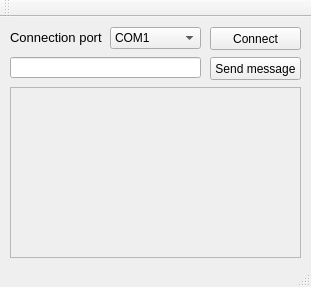
Old version of the form mainwindow.ui in the repository Evrei-XD/Service_utility.
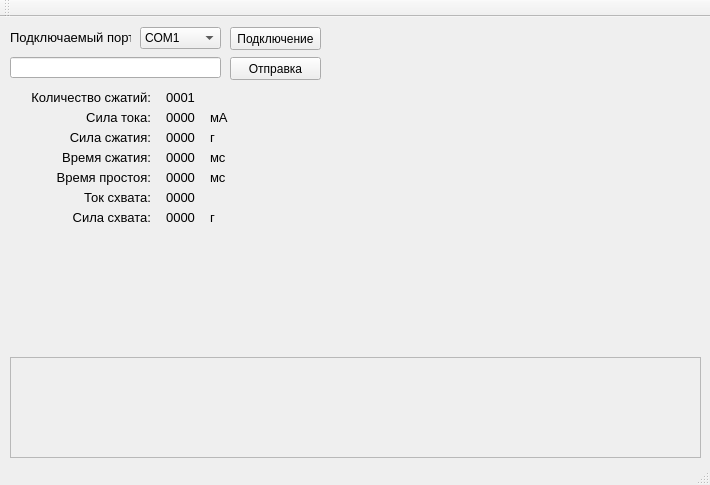
New version of the form.

Patch:
```diff
--- a/mainwindow.ui
+++ b/mainwindow.ui
@@ -6,8 +6,8 @@
    <rect>
     <x>0</x>
     <y>0</y>
-    <width>311</width>
-    <height>287</height>
+    <width>710</width>
+    <height>485</height>
    </rect>
   </property>
   <property name="windowTitle">
@@ -17,14 +17,14 @@
    <widget class="QPushButton" name="send_message">
     <property name="geometry">
      <rect>
-      <x>210</x>
+      <x>230</x>
       <y>40</y>
       <width>91</width>
       <height>23</height>
      </rect>
     </property>
     <property name="text">
-     <string>Send message</string>
+     <string>Отправка</string>
     </property>
    </widget>
    <widget class="QLineEdit" name="edit_line">
@@ -32,7 +32,7 @@
      <rect>
       <x>10</x>
       <y>40</y>
-      <width>191</width>
+      <width>211</width>
       <height>21</height>
      </rect>
     </property>
@@ -41,9 +41,9 @@
     <property name="geometry">
      <rect>
       <x>10</x>
-      <y>70</y>
-      <width>291</width>
-      <height>171</height>
+      <y>340</y>
+      <width>691</width>
+      <height>101</height>
      </rect>
     </property>
     <property name="widgetResizable">
@@ -54,8 +54,8 @@
       <rect>
        <x>0</x>
        <y>0</y>
-       <width>289</width>
-       <height>169</height>
+       <width>689</width>
+       <height>99</height>
       </rect>
      </property>
      <layout class="QVBoxLayout" name="verticalLayout">
@@ -95,9 +95,9 @@
    <widget class="QComboBox" name="selection_com_port">
     <property name="geometry">
      <rect>
-      <x>110</x>
+      <x>140</x>
       <y>10</y>
-      <width>91</width>
+      <width>81</width>
       <height>22</height>
      </rect>
     </property>
@@ -186,14 +186,14 @@
    <widget class="QPushButton" name="connect_button">
     <property name="geometry">
      <rect>
-      <x>210</x>
+      <x>230</x>
       <y>10</y>
       <width>91</width>
       <height>23</height>
      </rect>
     </property>
     <property name="text">
-     <string>Connect</string>
+     <string>Подключение</string>
     </property>
    </widget>
    <widget class="QLabel" name="info_com_port">
@@ -204,7 +204,7 @@
      <rect>
       <x>10</x>
       <y>10</y>
-      <width>101</width>
+      <width>121</width>
       <height>21</height>
      </rect>
     </property>
@@ -229,7 +229,748 @@
      <enum>Qt::LeftToRight</enum>
     </property>
     <property name="text">
-     <string>Connection port</string>
+     <string>Подключаемый порт</string>
+    </property>
+   </widget>
+   <widget class="QLabel" name="info_com_port_2">
+    <property name="enabled">
+     <bool>true</bool>
+    </property>
+    <property name="geometry">
+     <rect>
+      <x>10</x>
+      <y>70</y>
+      <width>141</width>
+      <height>21</height>
+     </rect>
+    </property>
+    <property name="sizePolicy">
+     <sizepolicy hsizetype="Fixed" vsizetype="Fixed">
+      <horstretch>0</horstretch>
+      <verstretch>0</verstretch>
+     </sizepolicy>
+    </property>
+    <property name="font">
+     <font>
+      <family>Segoe UI Symbol</family>
+      <pointsize>10</pointsize>
+      <weight>50</weight>
+      <bold>false</bold>
+     </font>
+    </property>
+    <property name="contextMenuPolicy">
+     <enum>Qt::NoContextMenu</enum>
+    </property>
+    <property name="layoutDirection">
+     <enum>Qt::LeftToRight</enum>
+    </property>
+    <property name="text">
+     <string>Количество сжатий:</string>
+    </property>
+    <property name="alignment">
+     <set>Qt::AlignRight|Qt::AlignTrailing|Qt::AlignVCenter</set>
+    </property>
+   </widget>
+   <widget class="QLabel" name="info_com_port_3">
+    <property name="enabled">
+     <bool>true</bool>
+    </property>
+    <property name="geometry">
+     <rect>
+      <x>10</x>
+      <y>90</y>
+      <width>141</width>
+      <height>21</height>
+     </rect>
+    </property>
+    <property name="sizePolicy">
+     <sizepolicy hsizetype="Fixed" vsizetype="Fixed">
+      <horstretch>0</horstretch>
+      <verstretch>0</verstretch>
+     </sizepolicy>
+    </property>
+    <property name="font">
+     <font>
+      <family>Segoe UI Symbol</family>
+      <pointsize>10</pointsize>
+      <weight>50</weight>
+      <bold>false</bold>
+     </font>
+    </property>
+    <property name="contextMenuPolicy">
+     <enum>Qt::NoContextMenu</enum>
+    </property>
+    <property name="layoutDirection">
+     <enum>Qt::LeftToRight</enum>
+    </property>
+    <property name="text">
+     <string>Сила тока:</string>
+    </property>
+    <property name="alignment">
+     <set>Qt::AlignRight|Qt::AlignTrailing|Qt::AlignVCenter</set>
+    </property>
+   </widget>
+   <widget class="QLabel" name="info_com_port_4">
+    <property name="enabled">
+     <bool>true</bool>
+    </property>
+    <property name="geometry">
+     <rect>
+      <x>10</x>
+      <y>110</y>
+      <width>141</width>
+      <height>21</height>
+     </rect>
+    </property>
+    <property name="sizePolicy">
+     <sizepolicy hsizetype="Fixed" vsizetype="Fixed">
+      <horstretch>0</horstretch>
+      <verstretch>0</verstretch>
+     </sizepolicy>
+    </property>
+    <property name="font">
+     <font>
+      <family>Segoe UI Symbol</family>
+      <pointsize>10</pointsize>
+      <weight>50</weight>
+      <bold>false</bold>
+     </font>
+    </property>
+    <property name="contextMenuPolicy">
+     <enum>Qt::NoContextMenu</enum>
+    </property>
+    <property name="layoutDirection">
+     <enum>Qt::LeftToRight</enum>
+    </property>
+    <property name="text">
+     <string>Сила сжатия:</string>
+    </property>
+    <property name="alignment">
+     <set>Qt::AlignRight|Qt::AlignTrailing|Qt::AlignVCenter</set>
+    </property>
+   </widget>
+   <widget class="QLabel" name="info_com_port_5">
+    <property name="enabled">
+     <bool>true</bool>
+    </property>
+    <property name="geometry">
+     <rect>
+      <x>10</x>
+      <y>130</y>
+      <width>141</width>
+      <height>21</height>
+     </rect>
+    </property>
+    <property name="sizePolicy">
+     <sizepolicy hsizetype="Fixed" vsizetype="Fixed">
+      <horstretch>0</horstretch>
+      <verstretch>0</verstretch>
+     </sizepolicy>
+    </property>
+    <property name="font">
+     <font>
+      <family>Segoe UI Symbol</family>
+      <pointsize>10</pointsize>
+      <weight>50</weight>
+      <bold>false</bold>
+     </font>
+    </property>
+    <property name="contextMenuPolicy">
+     <enum>Qt::NoContextMenu</enum>
+    </property>
+    <property name="layoutDirection">
+     <enum>Qt::LeftToRight</enum>
+    </property>
+    <property name="text">
+     <string>Время сжатия:</string>
+    </property>
+    <property name="alignment">
+     <set>Qt::AlignRight|Qt::AlignTrailing|Qt::AlignVCenter</set>
+    </property>
+   </widget>
+   <widget class="QLabel" name="info_com_port_6">
+    <property name="enabled">
+     <bool>true</bool>
+    </property>
+    <property name="geometry">
+     <rect>
+      <x>10</x>
+      <y>150</y>
+      <width>141</width>
+      <height>21</height>
+     </rect>
+    </property>
+    <property name="sizePolicy">
+     <sizepolicy hsizetype="Fixed" vsizetype="Fixed">
+      <horstretch>0</horstretch>
+      <verstretch>0</verstretch>
+     </sizepolicy>
+    </property>
+    <property name="font">
+     <font>
+      <family>Segoe UI Symbol</family>
+      <pointsize>10</pointsize>
+      <weight>50</weight>
+      <bold>false</bold>
+     </font>
+    </property>
+    <property name="contextMenuPolicy">
+     <enum>Qt::NoContextMenu</enum>
+    </property>
+    <property name="layoutDirection">
+     <enum>Qt::LeftToRight</enum>
+    </property>
+    <property name="text">
+     <string>Время простоя:</string>
+    </property>
+    <property name="alignment">
+     <set>Qt::AlignRight|Qt::AlignTrailing|Qt::AlignVCenter</set>
+    </property>
+   </widget>
+   <widget class="QLabel" name="info_com_port_7">
+    <property name="enabled">
+     <bool>true</bool>
+    </property>
+    <property name="geometry">
+     <rect>
+      <x>10</x>
+      <y>170</y>
+      <width>141</width>
+      <height>21</height>
+     </rect>
+    </property>
+    <property name="sizePolicy">
+     <sizepolicy hsizetype="Fixed" vsizetype="Fixed">
+      <horstretch>0</horstretch>
+      <verstretch>0</verstretch>
+     </sizepolicy>
+    </property>
+    <property name="font">
+     <font>
+      <family>Segoe UI Symbol</family>
+      <pointsize>10</pointsize>
+      <weight>50</weight>
+      <bold>false</bold>
+     </font>
+    </property>
+    <property name="contextMenuPolicy">
+     <enum>Qt::NoContextMenu</enum>
+    </property>
+    <property name="layoutDirection">
+     <enum>Qt::LeftToRight</enum>
+    </property>
+    <property name="text">
+     <string>Ток схвата:</string>
+    </property>
+    <property name="alignment">
+     <set>Qt::AlignRight|Qt::AlignTrailing|Qt::AlignVCenter</set>
+    </property>
+   </widget>
+   <widget class="QLabel" name="info_com_port_8">
+    <property name="enabled">
+     <bool>true</bool>
+    </property>
+    <property name="geometry">
+     <rect>
+      <x>10</x>
+      <y>190</y>
+      <width>141</width>
+      <height>21</height>
+     </rect>
+    </property>
+    <property name="sizePolicy">
+     <sizepolicy hsizetype="Fixed" vsizetype="Fixed">
+      <horstretch>0</horstretch>
+      <verstretch>0</verstretch>
+     </sizepolicy>
+    </property>
+    <property name="font">
+     <font>
+      <family>Segoe UI Symbol</family>
+      <pointsize>10</pointsize>
+      <weight>50</weight>
+      <bold>false</bold>
+     </font>
+    </property>
+    <property name="contextMenuPolicy">
+     <enum>Qt::NoContextMenu</enum>
+    </property>
+    <property name="layoutDirection">
+     <enum>Qt::LeftToRight</enum>
+    </property>
+    <property name="text">
+     <string>Сила схвата:</string>
+    </property>
+    <property name="alignment">
+     <set>Qt::AlignRight|Qt::AlignTrailing|Qt::AlignVCenter</set>
+    </property>
+   </widget>
+   <widget class="QLabel" name="receive_shakes_number">
+    <property name="enabled">
+     <bool>true</bool>
+    </property>
+    <property name="geometry">
+     <rect>
+      <x>160</x>
+      <y>70</y>
+      <width>41</width>
+      <height>21</height>
+     </rect>
+    </property>
+    <property name="sizePolicy">
+     <sizepolicy hsizetype="Fixed" vsizetype="Fixed">
+      <horstretch>0</horstretch>
+      <verstretch>0</verstretch>
+     </sizepolicy>
+    </property>
+    <property name="font">
+     <font>
+      <family>Segoe UI Symbol</family>
+      <pointsize>10</pointsize>
+      <weight>50</weight>
+      <bold>false</bold>
+     </font>
+    </property>
+    <property name="contextMenuPolicy">
+     <enum>Qt::NoContextMenu</enum>
+    </property>
+    <property name="layoutDirection">
+     <enum>Qt::LeftToRight</enum>
+    </property>
+    <property name="text">
+     <string>0001</string>
+    </property>
+    <property name="alignment">
+     <set>Qt::AlignCenter</set>
+    </property>
+   </widget>
+   <widget class="QLabel" name="receive_current">
+    <property name="enabled">
+     <bool>true</bool>
+    </property>
+    <property name="geometry">
+     <rect>
+      <x>160</x>
+      <y>90</y>
+      <width>41</width>
+      <height>21</height>
+     </rect>
+    </property>
+    <property name="sizePolicy">
+     <sizepolicy hsizetype="Fixed" vsizetype="Fixed">
+      <horstretch>0</horstretch>
+      <verstretch>0</verstretch>
+     </sizepolicy>
+    </property>
+    <property name="font">
+     <font>
+      <family>Segoe UI Symbol</family>
+      <pointsize>10</pointsize>
+      <weight>50</weight>
+      <bold>false</bold>
+     </font>
+    </property>
+    <property name="contextMenuPolicy">
+     <enum>Qt::NoContextMenu</enum>
+    </property>
+    <property name="layoutDirection">
+     <enum>Qt::LeftToRight</enum>
+    </property>
+    <property name="text">
+     <string>0000</string>
+    </property>
+    <property name="alignment">
+     <set>Qt::AlignCenter</set>
+    </property>
+   </widget>
+   <widget class="QLabel" name="receive_strength">
+    <property name="enabled">
+     <bool>true</bool>
+    </property>
+    <property name="geometry">
+     <rect>
+      <x>160</x>
+      <y>110</y>
+      <width>41</width>
+      <height>21</height>
+     </rect>
+    </property>
+    <property name="sizePolicy">
+     <sizepolicy hsizetype="Fixed" vsizetype="Fixed">
+      <horstretch>0</horstretch>
+      <verstretch>0</verstretch>
+     </sizepolicy>
+    </property>
+    <property name="font">
+     <font>
+      <family>Segoe UI Symbol</family>
+      <pointsize>10</pointsize>
+      <weight>50</weight>
+      <bold>false</bold>
+     </font>
+    </property>
+    <property name="contextMenuPolicy">
+     <enum>Qt::NoContextMenu</enum>
+    </property>
+    <property name="layoutDirection">
+     <enum>Qt::LeftToRight</enum>
+    </property>
+    <property name="text">
+     <string>0000</string>
+    </property>
+    <property name="alignment">
+     <set>Qt::AlignCenter</set>
+    </property>
+   </widget>
+   <widget class="QLabel" name="receive_shake_time">
+    <property name="enabled">
+     <bool>true</bool>
+    </property>
+    <property name="geometry">
+     <rect>
+      <x>160</x>
+      <y>130</y>
+      <width>41</width>
+      <height>21</height>
+     </rect>
+    </property>
+    <property name="sizePolicy">
+     <sizepolicy hsizetype="Fixed" vsizetype="Fixed">
+      <horstretch>0</horstretch>
+      <verstretch>0</verstretch>
+     </sizepolicy>
+    </property>
+    <property name="font">
+     <font>
+      <family>Segoe UI Symbol</family>
+      <pointsize>10</pointsize>
+      <weight>50</weight>
+      <bold>false</bold>
+     </font>
+    </property>
+    <property name="contextMenuPolicy">
+     <enum>Qt::NoContextMenu</enum>
+    </property>
+    <property name="layoutDirection">
+     <enum>Qt::LeftToRight</enum>
+    </property>
+    <property name="text">
+     <string>0000</string>
+    </property>
+    <property name="alignment">
+     <set>Qt::AlignCenter</set>
+    </property>
+   </widget>
+   <widget class="QLabel" name="receive_cool_time">
+    <property name="enabled">
+     <bool>true</bool>
+    </property>
+    <property name="geometry">
+     <rect>
+      <x>160</x>
+      <y>150</y>
+      <width>41</width>
+      <height>21</height>
+     </rect>
+    </property>
+    <property name="sizePolicy">
+     <sizepolicy hsizetype="Fixed" vsizetype="Fixed">
+      <horstretch>0</horstretch>
+      <verstretch>0</verstretch>
+     </sizepolicy>
+    </property>
+    <property name="font">
+     <font>
+      <family>Segoe UI Symbol</family>
+      <pointsize>10</pointsize>
+      <weight>50</weight>
+      <bold>false</bold>
+     </font>
+    </property>
+    <property name="contextMenuPolicy">
+     <enum>Qt::NoContextMenu</enum>
+    </property>
+    <property name="layoutDirection">
+     <enum>Qt::LeftToRight</enum>
+    </property>
+    <property name="text">
+     <string>0000</string>
+    </property>
+    <property name="alignment">
+     <set>Qt::AlignCenter</set>
+    </property>
+   </widget>
+   <widget class="QLabel" name="receive_stop_current">
+    <property name="enabled">
+     <bool>true</bool>
+    </property>
+    <property name="geometry">
+     <rect>
+      <x>160</x>
+      <y>170</y>
+      <width>41</width>
+      <height>21</height>
+     </rect>
+    </property>
+    <property name="sizePolicy">
+     <sizepolicy hsizetype="Fixed" vsizetype="Fixed">
+      <horstretch>0</horstretch>
+      <verstretch>0</verstretch>
+     </sizepolicy>
+    </property>
+    <property name="font">
+     <font>
+      <family>Segoe UI Symbol</family>
+      <pointsize>10</pointsize>
+      <weight>50</weight>
+      <bold>false</bold>
+     </font>
+    </property>
+    <property name="contextMenuPolicy">
+     <enum>Qt::NoContextMenu</enum>
+    </property>
+    <property name="layoutDirection">
+     <enum>Qt::LeftToRight</enum>
+    </property>
+    <property name="text">
+     <string>0000</string>
+    </property>
+    <property name="alignment">
+     <set>Qt::AlignCenter</set>
+    </property>
+   </widget>
+   <widget class="QLabel" name="receive_stop_strenghth">
+    <property name="enabled">
+     <bool>true</bool>
+    </property>
+    <property name="geometry">
+     <rect>
+      <x>160</x>
+      <y>190</y>
+      <width>41</width>
+      <height>21</height>
+     </rect>
+    </property>
+    <property name="sizePolicy">
+     <sizepolicy hsizetype="Fixed" vsizetype="Fixed">
+      <horstretch>0</horstretch>
+      <verstretch>0</verstretch>
+     </sizepolicy>
+    </property>
+    <property name="font">
+     <font>
+      <family>Segoe UI Symbol</family>
+      <pointsize>10</pointsize>
+      <weight>50</weight>
+      <bold>false</bold>
+     </font>
+    </property>
+    <property name="contextMenuPolicy">
+     <enum>Qt::NoContextMenu</enum>
+    </property>
+    <property name="layoutDirection">
+     <enum>Qt::LeftToRight</enum>
+    </property>
+    <property name="text">
+     <string>0000</string>
+    </property>
+    <property name="alignment">
+     <set>Qt::AlignCenter</set>
+    </property>
+   </widget>
+   <widget class="QLabel" name="info_com_port_16">
+    <property name="enabled">
+     <bool>true</bool>
+    </property>
+    <property name="geometry">
+     <rect>
+      <x>210</x>
+      <y>90</y>
+      <width>51</width>
+      <height>21</height>
+     </rect>
+    </property>
+    <property name="sizePolicy">
+     <sizepolicy hsizetype="Fixed" vsizetype="Fixed">
+      <horstretch>0</horstretch>
+      <verstretch>0</verstretch>
+     </sizepolicy>
+    </property>
+    <property name="font">
+     <font>
+      <family>Segoe UI Symbol</family>
+      <pointsize>10</pointsize>
+      <weight>50</weight>
+      <bold>false</bold>
+     </font>
+    </property>
+    <property name="contextMenuPolicy">
+     <enum>Qt::NoContextMenu</enum>
+    </property>
+    <property name="layoutDirection">
+     <enum>Qt::LeftToRight</enum>
+    </property>
+    <property name="text">
+     <string>мА</string>
+    </property>
+    <property name="alignment">
+     <set>Qt::AlignLeading|Qt::AlignLeft|Qt::AlignVCenter</set>
+    </property>
+   </widget>
+   <widget class="QLabel" name="info_com_port_17">
+    <property name="enabled">
+     <bool>true</bool>
+    </property>
+    <property name="geometry">
+     <rect>
+      <x>210</x>
+      <y>110</y>
+      <width>51</width>
+      <height>21</height>
+     </rect>
+    </property>
+    <property name="sizePolicy">
+     <sizepolicy hsizetype="Fixed" vsizetype="Fixed">
+      <horstretch>0</horstretch>
+      <verstretch>0</verstretch>
+     </sizepolicy>
+    </property>
+    <property name="font">
+     <font>
+      <family>Segoe UI Symbol</family>
+      <pointsize>10</pointsize>
+      <weight>50</weight>
+      <bold>false</bold>
+     </font>
+    </property>
+    <property name="contextMenuPolicy">
+     <enum>Qt::NoContextMenu</enum>
+    </property>
+    <property name="layoutDirection">
+     <enum>Qt::LeftToRight</enum>
+    </property>
+    <property name="text">
+     <string>г</string>
+    </property>
+    <property name="alignment">
+     <set>Qt::AlignLeading|Qt::AlignLeft|Qt::AlignVCenter</set>
+    </property>
+   </widget>
+   <widget class="QLabel" name="info_com_port_18">
+    <property name="enabled">
+     <bool>true</bool>
+    </property>
+    <property name="geometry">
+     <rect>
+      <x>210</x>
+      <y>130</y>
+      <width>51</width>
+      <height>21</height>
+     </rect>
+    </property>
+    <property name="sizePolicy">
+     <sizepolicy hsizetype="Fixed" vsizetype="Fixed">
+      <horstretch>0</horstretch>
+      <verstretch>0</verstretch>
+     </sizepolicy>
+    </property>
+    <property name="font">
+     <font>
+      <family>Segoe UI Symbol</family>
+      <pointsize>10</pointsize>
+      <weight>50</weight>
+      <bold>false</bold>
+     </font>
+    </property>
+    <property name="contextMenuPolicy">
+     <enum>Qt::NoContextMenu</enum>
+    </property>
+    <property name="layoutDirection">
+     <enum>Qt::LeftToRight</enum>
+    </property>
+    <property name="text">
+     <string>мс</string>
+    </property>
+    <property name="alignment">
+     <set>Qt::AlignLeading|Qt::AlignLeft|Qt::AlignVCenter</set>
+    </property>
+   </widget>
+   <widget class="QLabel" name="info_com_port_19">
+    <property name="enabled">
+     <bool>true</bool>
+    </property>
+    <property name="geometry">
+     <rect>
+      <x>210</x>
+      <y>150</y>
+      <width>51</width>
+      <height>21</height>
+     </rect>
+    </property>
+    <property name="sizePolicy">
+     <sizepolicy hsizetype="Fixed" vsizetype="Fixed">
+      <horstretch>0</horstretch>
+      <verstretch>0</verstretch>
+     </sizepolicy>
+    </property>
+    <property name="font">
+     <font>
+      <family>Segoe UI Symbol</family>
+      <pointsize>10</pointsize>
+      <weight>50</weight>
+      <bold>false</bold>
+     </font>
+    </property>
+    <property name="contextMenuPolicy">
+     <enum>Qt::NoContextMenu</enum>
+    </property>
+    <property name="layoutDirection">
+     <enum>Qt::LeftToRight</enum>
+    </property>
+    <property name="text">
+     <string>мс</string>
+    </property>
+    <property name="alignment">
+     <set>Qt::AlignLeading|Qt::AlignLeft|Qt::AlignVCenter</set>
+    </property>
+   </widget>
+   <widget class="QLabel" name="info_com_port_20">
+    <property name="enabled">
+     <bool>true</bool>
+    </property>
+    <property name="geometry">
+     <rect>
+      <x>210</x>
+      <y>190</y>
+      <width>51</width>
+      <height>21</height>
+     </rect>
+    </property>
+    <property name="sizePolicy">
+     <sizepolicy hsizetype="Fixed" vsizetype="Fixed">
+      <horstretch>0</horstretch>
+      <verstretch>0</verstretch>
+     </sizepolicy>
+    </property>
+    <property name="font">
+     <font>
+      <family>Segoe UI Symbol</family>
+      <pointsize>10</pointsize>
+      <weight>50</weight>
+      <bold>false</bold>
+     </font>
+    </property>
+    <property name="contextMenuPolicy">
+     <enum>Qt::NoContextMenu</enum>
+    </property>
+    <property name="layoutDirection">
+     <enum>Qt::LeftToRight</enum>
+    </property>
+    <property name="text">
+     <string>г</string>
+    </property>
+    <property name="alignment">
+     <set>Qt::AlignLeading|Qt::AlignLeft|Qt::AlignVCenter</set>
     </property>
    </widget>
   </widget>
```
Left out of the diff: 2 changed lines with no effect on the pictures.
